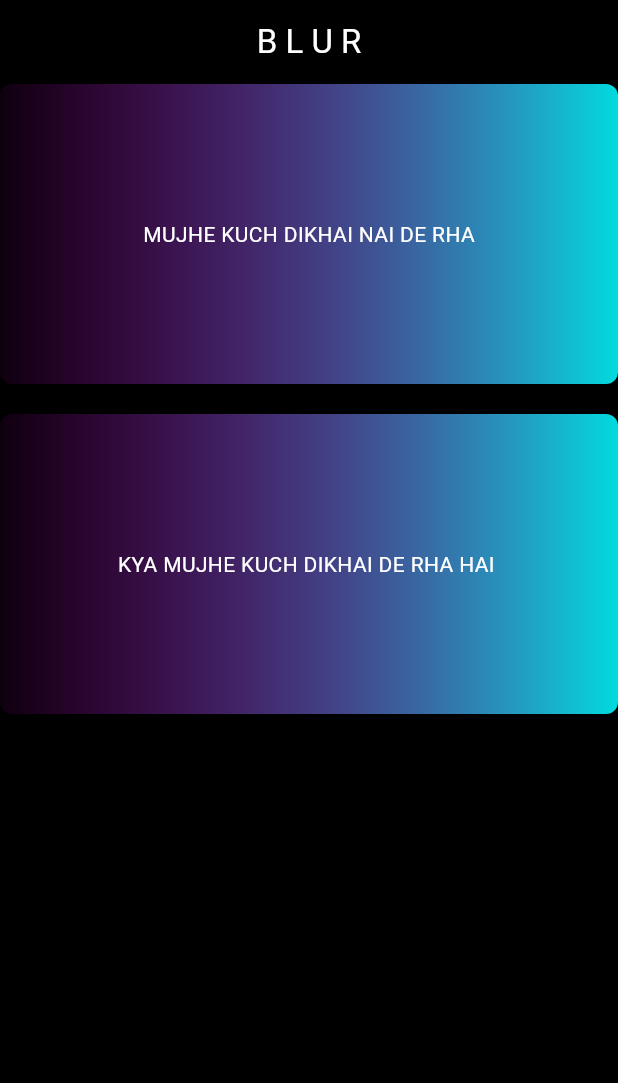
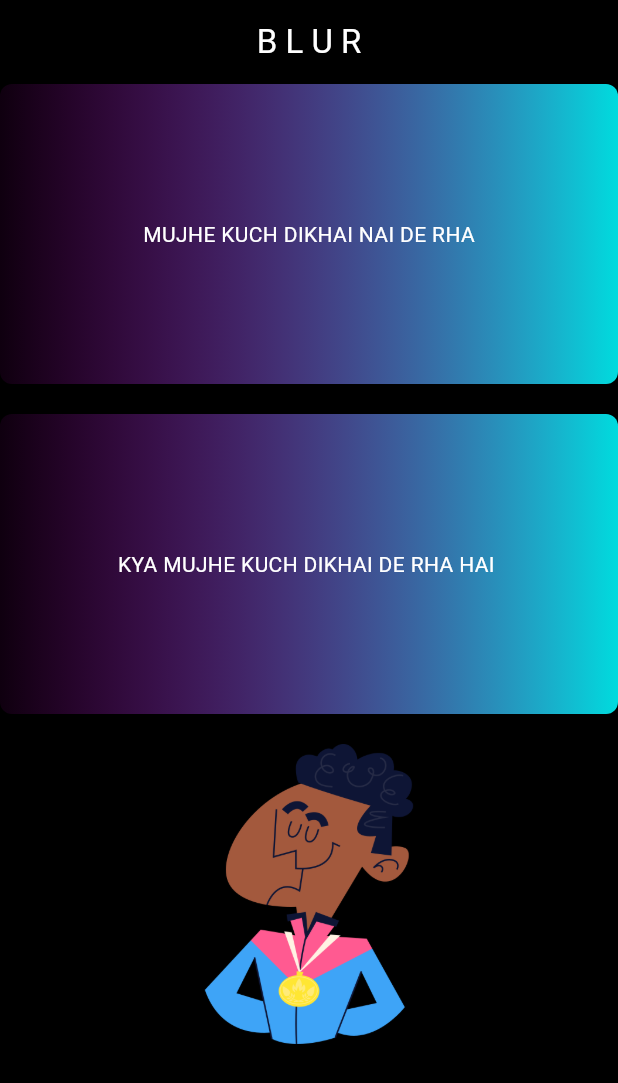
Before and after one commit to suraj-yadav0/blur_effect, a Flutter app: the screen it shows after launch, on a phone screen of 412 x 824 dp. Shown: the top 1083 px of the screen. Run offline on Flutter 3.47's test engine with Material 3 defaults, Android fonts, the phone set to English and light mode, and no system bars.

Commit message:
facing errorr in svg Conversion and files

```diff
--- a/lib/Screens/home_screen.dart
+++ b/lib/Screens/home_screen.dart
@@ -58,11 +58,20 @@ class _HomeScreenState extends State<HomeScreen> {
                   Color(0xff00dbde),
                 ])),
             child: const Center(
-              child:  Text(
+              child: Text(
                 "KYA MUJHE KUCH DIKHAI DE RHA HAI ",
                 style: TextStyle(color: Colors.white),
               ),
             ),
+          ),
+         const SizedBox(height: 20,),
+          Container(
+            height: 200,
+            width: double.infinity,
+            decoration: BoxDecoration(
+              borderRadius: BorderRadius.circular(8),
+            ),
+            child: Image.asset('assets/svg/winner.png'),
           )
         ],
       ),
--- a/pubspec.yaml
+++ b/pubspec.yaml
@@ -59,8 +59,8 @@ flutter:
   uses-material-design: true
 
   # To add assets to your application, add an assets section, like this:
-  # assets:
-  #   - images/a_dot_burr.jpeg
+  assets:
+    - assets/svg/
   #   - images/a_dot_ham.jpeg
 
   # An image asset can refer to one or more resolution-specific "variants", see
```
Also changed, not shown: assets/svg/wave.svg (added), assets/svg/winner.png (added).
